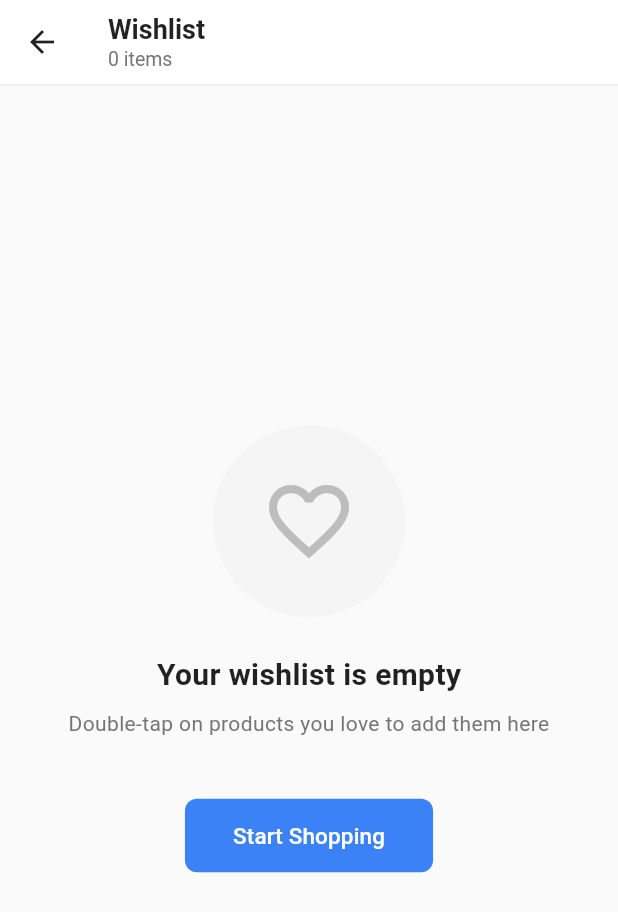
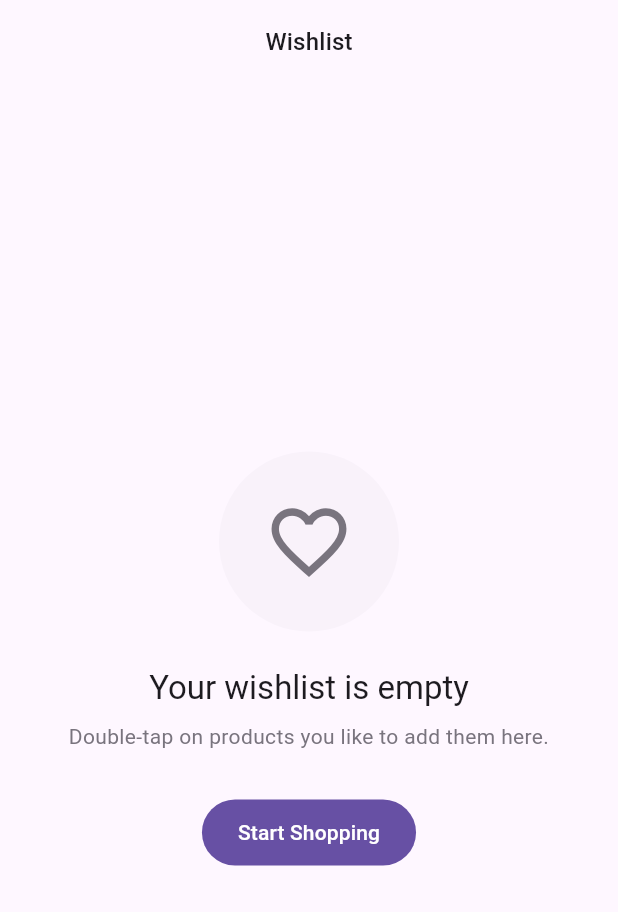
Before and after one commit to Sujal-neupane/tapto, a Flutter app: the WishlistScreen screen opened directly, on a phone screen of 412 x 824 dp. Shown: the top 912 px of the screen. Run offline on Flutter 3.47's test engine with Material 3 defaults, Android fonts, the phone set to English and light mode, and no system bars.

Commit message:
made the changes of the ui using reusable code of theme too on the wishlist screen

```diff
--- a/lib/screens/wish_list_screen.dart
+++ b/lib/screens/wish_list_screen.dart
@@ -5,96 +5,65 @@ class WishlistScreen extends StatelessWidget {
 
   @override
   Widget build(BuildContext context) {
+    final colors = Theme.of(context).colorScheme;
+    final text = Theme.of(context).textTheme;
+
     return Scaffold(
-      backgroundColor: Colors.grey[50],
+      backgroundColor: colors.surface,
       appBar: AppBar(
-        backgroundColor: Colors.white,
-        elevation: 0,
-        leading: IconButton(
-          icon: const Icon(Icons.arrow_back, color: Colors.black87),
-          onPressed: () => Navigator.pop(context),
-        ),
-        title: Column(
-          crossAxisAlignment: CrossAxisAlignment.start,
-          children: [
-            const Text(
-              'Wishlist',
-              style: TextStyle(
-                color: Colors.black87,
-                fontSize: 18,
-                fontWeight: FontWeight.w600,
-              ),
-            ),
-            Text(
-              '0 items',
-              style: TextStyle(
-                color: Colors.grey[600],
-                fontSize: 13,
-                fontWeight: FontWeight.normal,
-              ),
-            ),
-          ],
-        ),
-        bottom: PreferredSize(
-          preferredSize: const Size.fromHeight(1),
-          child: Container(color: Colors.grey[200], height: 1),
-        ),
+        automaticallyImplyLeading: false,
+        title: Text("Wishlist", style: text.titleMedium),
+        centerTitle: true,
       ),
-      body: Center(
+      body: const _EmptyWishlistView(),
+    );
+  }
+}
+
+class _EmptyWishlistView extends StatelessWidget {
+  const _EmptyWishlistView();
+
+  @override
+  Widget build(BuildContext context) {
+    final colors = Theme.of(context).colorScheme;
+    final text = Theme.of(context).textTheme;
+
+    return Center(
+      child: AnimatedOpacity(
+        opacity: 1,
+        duration: const Duration(milliseconds: 500),
         child: Padding(
-          padding: const EdgeInsets.symmetric(horizontal: 24.0),
+          padding: const EdgeInsets.symmetric(horizontal: 24),
           child: Column(
             mainAxisAlignment: MainAxisAlignment.center,
             children: [
-              Container(
-                width: 128,
-                height: 128,
-                decoration: BoxDecoration(
-                  color: Colors.grey[100],
-                  shape: BoxShape.circle,
-                ),
+              CircleAvatar(
+                radius: 60,
+                backgroundColor: colors.surfaceContainerHigh.withOpacity(0.3),
                 child: Icon(
                   Icons.favorite_border,
-                  size: 64,
-                  color: Colors.grey[400],
+                  size: 60,
+                  color: colors.outline,
                 ),
               ),
               const SizedBox(height: 24),
-              const Text(
-                'Your wishlist is empty',
-                style: TextStyle(
-                  fontSize: 20,
-                  fontWeight: FontWeight.w600,
-                  color: Colors.black87,
+              Text("Your wishlist is empty", style: text.titleLarge),
+              const SizedBox(height: 8),
+              Text(
+                "Double-tap on products you like to add them here.",
+                textAlign: TextAlign.center,
+                style: text.bodyMedium?.copyWith(color: colors.outline),
+              ),
+              const SizedBox(height: 30),
+              FilledButton(
+                onPressed: () {
+                  // Navigate to swipe home
+                },
+                child: const Padding(
+                  padding: EdgeInsets.symmetric(vertical: 12.0),
+                  child: Text("Start Shopping"),
                 ),
               ),
-              const SizedBox(height: 8),
-              Text(
-                'Double-tap on products you love to add them here',
-                textAlign: TextAlign.center,
-                style: TextStyle(fontSize: 14, color: Colors.grey[600]),
-              ),
-              const SizedBox(height: 40),
-              ElevatedButton(
-                onPressed: () {},
-                style: ElevatedButton.styleFrom(
-                  backgroundColor: const Color(0xFF3B82F6),
-                  foregroundColor: Colors.white,
-                  padding: const EdgeInsets.symmetric(
-                    horizontal: 32,
-                    vertical: 14,
-                  ),
-                  shape: RoundedRectangleBorder(
-                    borderRadius: BorderRadius.circular(8),
-                  ),
-                  elevation: 0,
-                ),
-                child: const Text(
-                  'Start Shopping',
-                  style: TextStyle(fontSize: 15, fontWeight: FontWeight.w500),
-                ),
-              ),
-              const SizedBox(height: 16),
             ],
           ),
         ),
```
